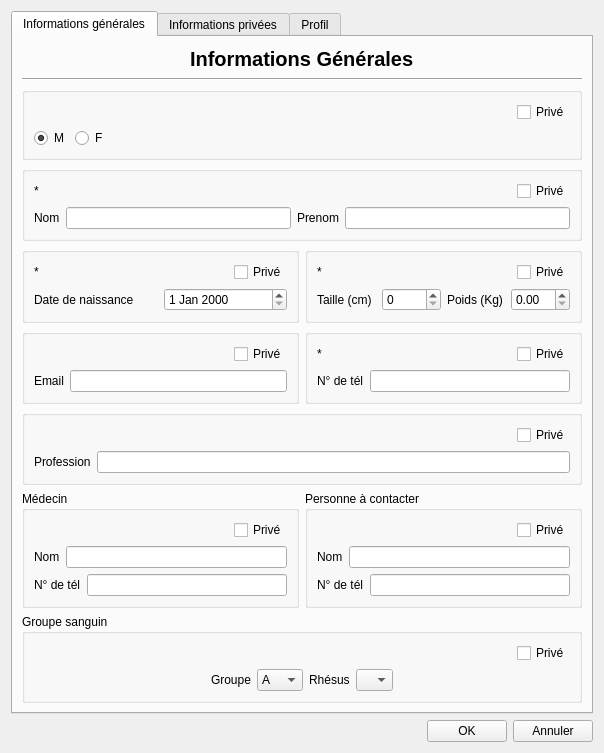
Above: gui/infoprofilgui.ui from snake-92/carnetMedicalNumerique-V2 before the change. Below: the same form after it.
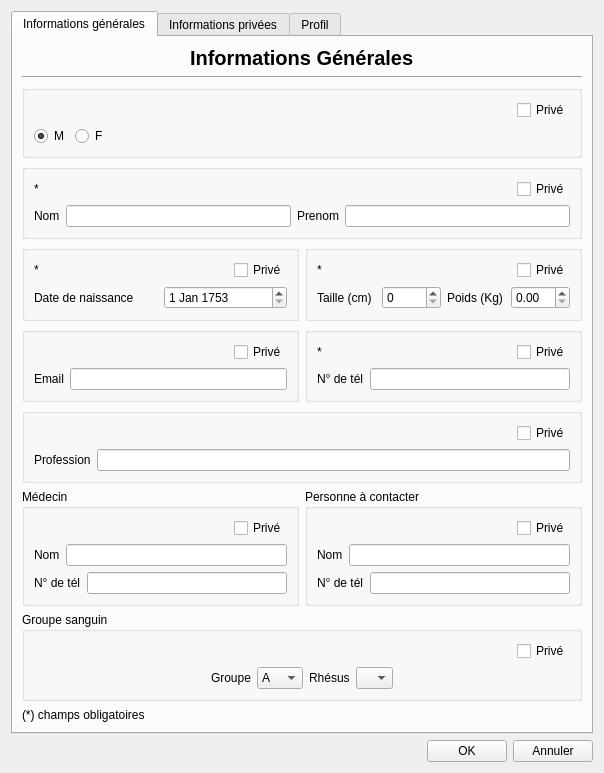
That is the form after the change. The open tabs and pages were chosen to show the change.

Commit message: verification des champs de saisie obligatoire

Patch:
```diff
--- a/gui/infoprofilgui.ui
+++ b/gui/infoprofilgui.ui
@@ -7,7 +7,7 @@
     <x>0</x>
     <y>0</y>
     <width>604</width>
-    <height>735</height>
+    <height>756</height>
    </rect>
   </property>
   <property name="windowTitle">
@@ -271,7 +271,18 @@
                  </widget>
                 </item>
                 <item>
-                 <widget class="QDateEdit" name="dateEdit"/>
+                 <widget class="QDateEdit" name="dateEdit">
+                  <property name="dateTime">
+                   <datetime>
+                    <hour>0</hour>
+                    <minute>0</minute>
+                    <second>0</second>
+                    <year>1753</year>
+                    <month>1</month>
+                    <day>1</day>
+                   </datetime>
+                  </property>
+                 </widget>
                 </item>
                </layout>
               </item>
@@ -758,6 +769,20 @@
            </item>
           </layout>
          </item>
+         <item>
+          <layout class="QHBoxLayout" name="horizontalLayout_40">
+           <property name="topMargin">
+            <number>0</number>
+           </property>
+           <item>
+            <widget class="QLabel" name="label_22">
+             <property name="text">
+              <string>(*) champs obligatoires</string>
+             </property>
+            </widget>
+           </item>
+          </layout>
+         </item>
         </layout>
        </item>
       </layout>
```
Left out of the diff: 2 changed lines with no effect on the pictures. The commit also changes 3 other files.
